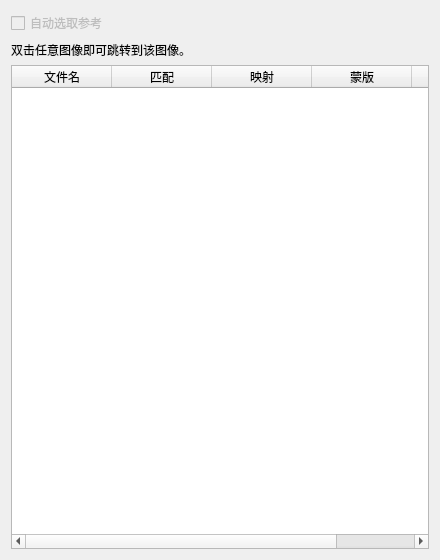
First picture: the form in meteoralign/ui/image_group_assistant_dialog.ui, repository HG731GZ/HGMeteorTool, before the edit.
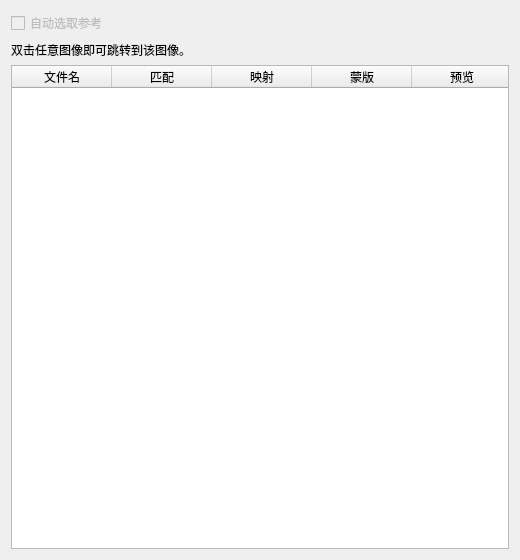
Second picture: the form after the edit.

The edit to the form file:
```diff
--- a/meteoralign/ui/image_group_assistant_dialog.ui
+++ b/meteoralign/ui/image_group_assistant_dialog.ui
@@ -6,19 +6,19 @@
    <rect>
     <x>0</x>
     <y>0</y>
-    <width>440</width>
+    <width>520</width>
     <height>560</height>
    </rect>
   </property>
   <property name="minimumSize">
    <size>
-    <width>250</width>
+    <width>480</width>
     <height>360</height>
    </size>
   </property>
   <property name="maximumSize">
    <size>
-    <width>480</width>
+    <width>640</width>
     <height>16777215</height>
    </size>
   </property>
@@ -51,6 +51,9 @@
    </item>
    <item>
     <widget class="QTableWidget" name="tableWidgetImageGroup">
+     <property name="horizontalScrollBarPolicy">
+      <enum>Qt::ScrollBarAlwaysOff</enum>
+     </property>
      <property name="editTriggers">
       <set>QAbstractItemView::NoEditTriggers</set>
      </property>
```
